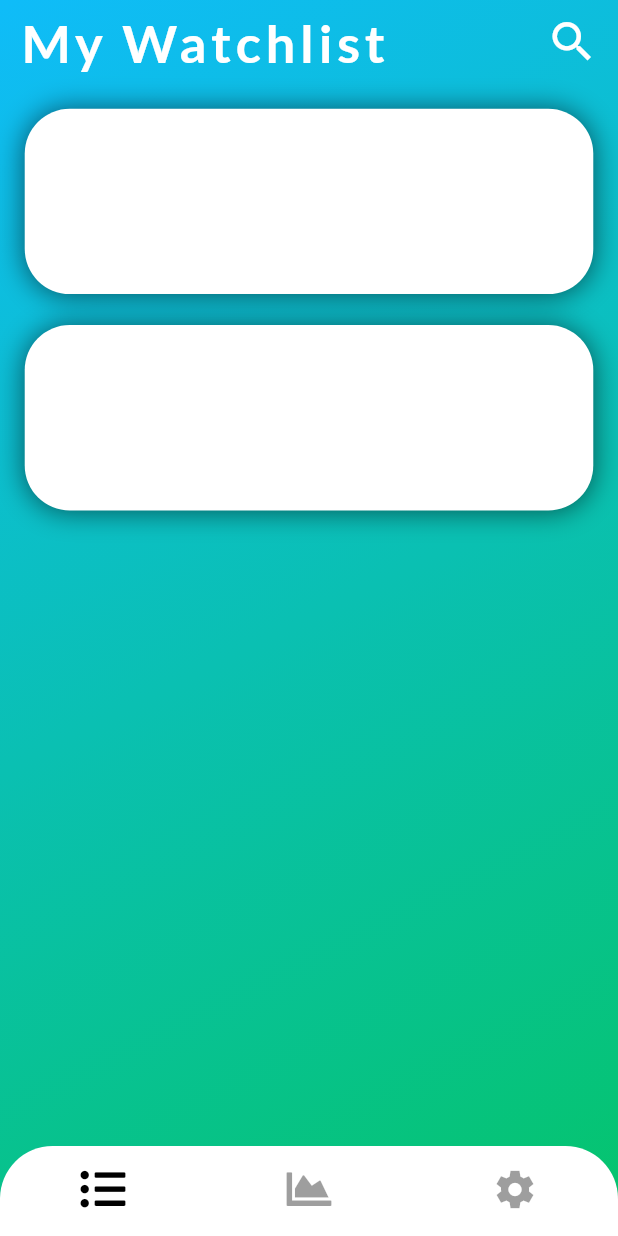
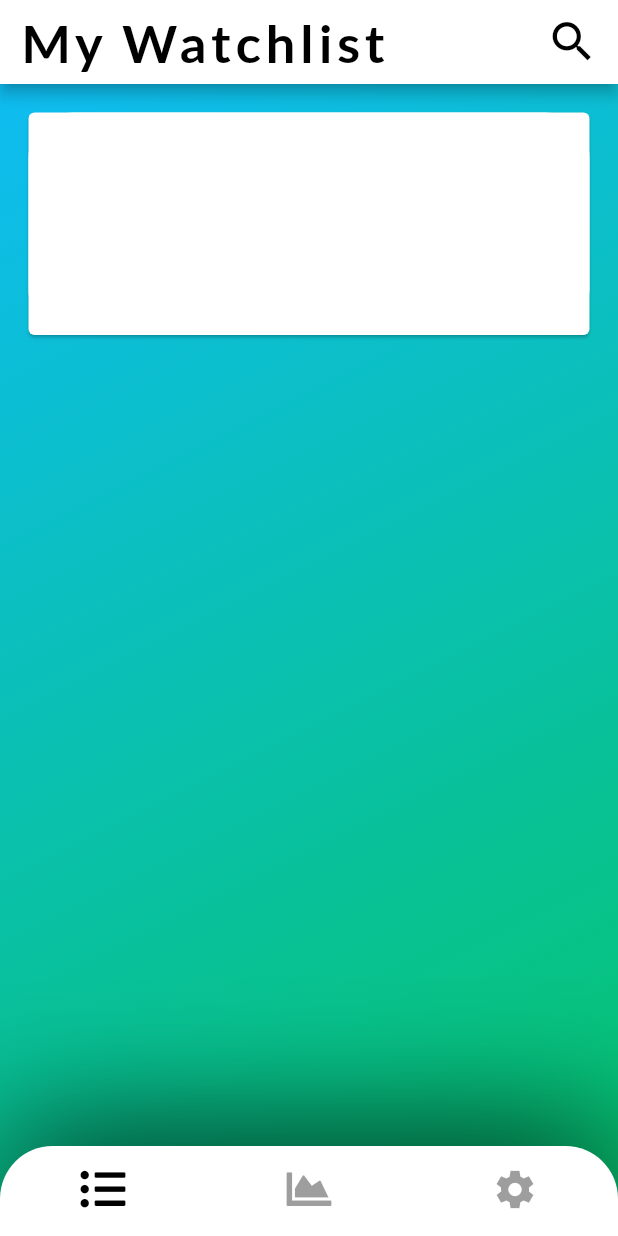
Before and after one commit to sahnik1/Listed, a Flutter app: the screen it shows after launch, on a phone screen of 412 x 824 dp. Run offline on Flutter 3.47's test engine with Material 2 defaults, Android fonts, the phone set to English and light mode, and no system bars; our stand-ins replace font_awesome_flutter, google_fonts, sqflite; accounts and stored records are empty.

Commit message:
Tabbed Views, Watchlist Constructed

```diff
--- a/listed/lib/WatchlistView.dart
+++ b/listed/lib/WatchlistView.dart
@@ -14,45 +14,29 @@ class WatchlistView extends StatelessWidget{
   Widget build(BuildContext context) {
     var devicesize = MediaQuery.of(context).size;
 
-    return Padding(
-      padding: EdgeInsets.all(devicesize.width*0.04),
-      child: ListView(
-        children: [
-          Container(
-            width: devicesize.width*0.95,
-            height: devicesize.height*0.15,
+    var stockslist = <Widget>[
+      Card(
+        child: Container(
+          width: devicesize.width,
+          height: devicesize.height*0.18,
           decoration: BoxDecoration(
             borderRadius: BorderRadius.all(Radius.circular(30)),
             color: Colors.white,
-              boxShadow: <BoxShadow>[
-                BoxShadow(
-                    color: Colors.black54,
-                    blurRadius: 15.0,
-                    offset: Offset(0.0, 0.75)
-                )
-              ],
+
+          ),
         ),
       ),
       SizedBox(
         height: devicesize.height*0.025,
       ),
-          Container(
-            width: devicesize.width*0.95,
-            height: devicesize.height*0.15,
-            decoration: BoxDecoration(
-              borderRadius: BorderRadius.all(Radius.circular(30)),
-              color: Colors.white,
-              boxShadow: <BoxShadow>[
-                BoxShadow(
-                    color: Colors.black54,
-                    blurRadius: 15.0,
-                    offset: Offset(0.0, 0.75)
-                )
-              ],
-            ),
-          ),
-        ],
-      ),
+    ];
+
+    return ListView.builder(
+        padding: EdgeInsets.all(15),
+        itemCount: stockslist.length,
+        itemBuilder: (context, index) {
+          return stockslist[index];
+        },
       );
   }
 }
--- a/listed/lib/main.dart
+++ b/listed/lib/main.dart
@@ -56,11 +56,17 @@ class MyHomePage extends StatefulWidget {
 }
 
 class _MyHomePageState extends State<MyHomePage> {
-  int _counter = 0;
+  final List<Widget> _viewList = [
+      WatchlistView(),
+      Container(color: Colors.blue),
+      Container(color: Colors.red),
+  ];
 
-  void _incrementCounter() {
+  var _currIndex = 0;
+
+  void _tapChangeView (int index) {
     setState(() {
-      _counter++;
+      _currIndex = index;
     });
   }
 
@@ -70,14 +76,14 @@ class _MyHomePageState extends State<MyHomePage> {
     var devicesize = MediaQuery.of(context).size;
 
     var topBar = AppBar(
-        backgroundColor: Colors.transparent,
-        shadowColor: Colors.transparent,
+        backgroundColor: Colors.white,
+        //shadowColor: Colors.transparent,
         title: Padding(
           padding: const EdgeInsets.all(8.0),
           child: Text('My Watchlist',
             style: GoogleFonts.lato(
               textStyle: TextStyle(
-                color: Colors.white,
+                color: Colors.black,
                 fontSize: 35,
                 fontWeight: FontWeight.w700,
                 letterSpacing: 3,
@@ -93,7 +99,7 @@ class _MyHomePageState extends State<MyHomePage> {
                 icon: Icon(
                     Icons.search_outlined,
                     size: 35,
-                    color: Colors.white,
+                    color: Colors.black,
                 ),
                 onPressed: null
             ),
@@ -102,6 +108,8 @@ class _MyHomePageState extends State<MyHomePage> {
     );
 
     var navBar = BottomNavigationBar(
+        onTap: _tapChangeView,
+        currentIndex: _currIndex,
         showSelectedLabels: false,
         showUnselectedLabels: false,
         iconSize: 30,
@@ -139,19 +147,30 @@ class _MyHomePageState extends State<MyHomePage> {
             ),
           ),
           child: Scaffold(
-            extendBodyBehindAppBar: true,
+            extendBodyBehindAppBar: false,
             appBar: topBar,
             backgroundColor: Colors.transparent,
             bottomNavigationBar: Container(
+                decoration: BoxDecoration(
+                  boxShadow: <BoxShadow>[
+                    new BoxShadow(blurRadius: 80.0)
+                  ],
+                  color: Colors.transparent,
+                ),
                 child: ClipRRect(
                     borderRadius: BorderRadius.only(
                       topLeft: Radius.circular(35),
                       topRight: Radius.circular(35),
                     ),
-                    child: navBar,
+                    child: Theme(
+                        child: navBar,
+                        data: ThemeData(
+                          splashColor: Colors.transparent
+                        ),
+                    ),
                 ),
             ),
-            body: WatchlistView(),
+            body: _viewList[_currIndex],
           ),
         ),
     );
```
Lines whose indentation alone changed are shown as unchanged.
